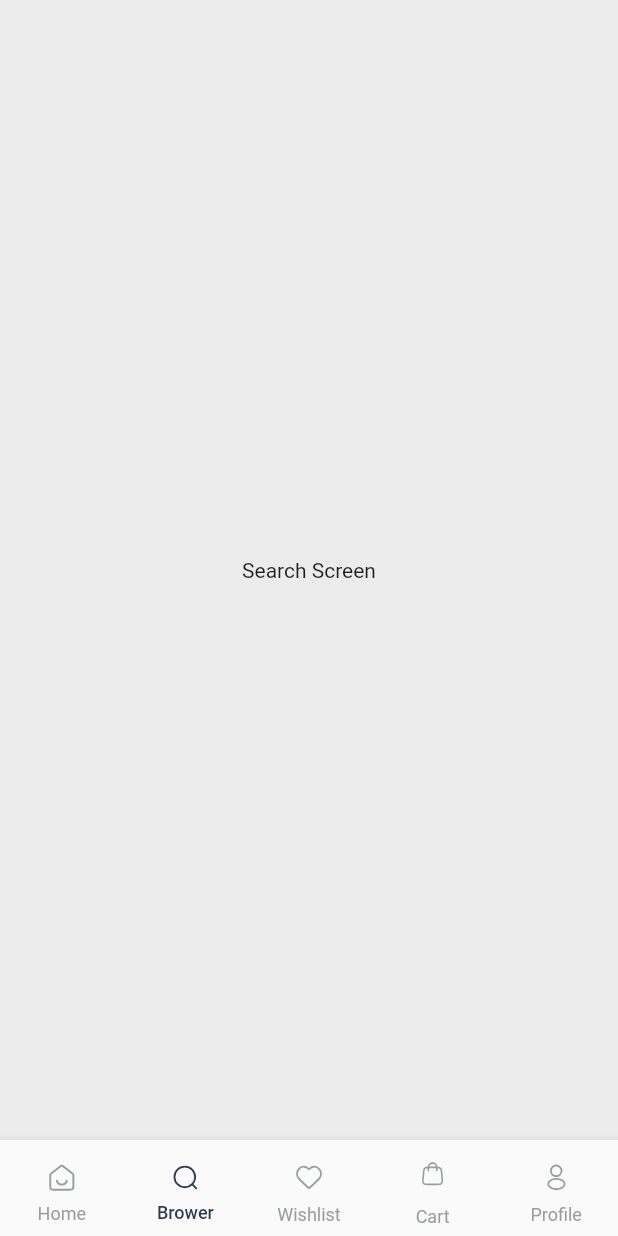
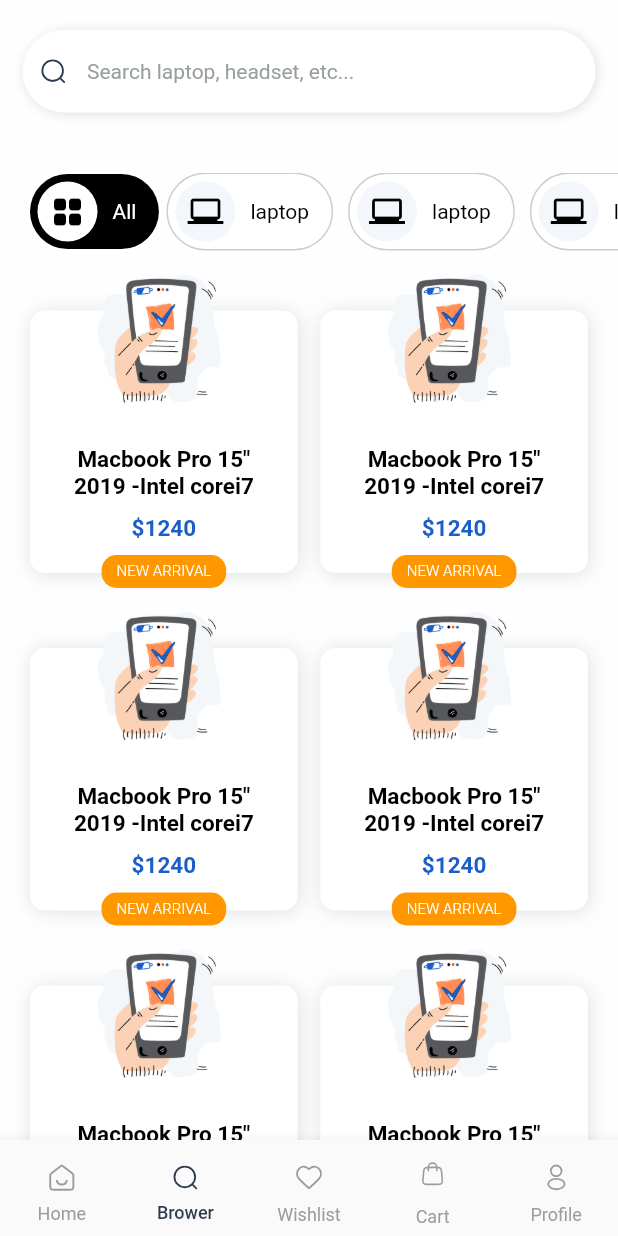
Before and after one commit to salmanlodhi0332/zalada, a Flutter app: the screen it shows after launch, item 2 of the bottom bar chosen, on a phone screen of 412 x 824 dp. Run offline on Flutter 3.47's test engine with Material 2 defaults, Android fonts, the phone set to English and light mode, and no system bars; our stand-ins replace flutter_screenutil, flutter_svg, get, hexcolor, page_transition, velocity_x.

Commit message:
search screens

```diff
--- /dev/null
+++ b/zalada_app/lib/custom/search_bar.dart
@@ -0,0 +1,56 @@
+import 'package:flutter/cupertino.dart';
+import 'package:flutter/material.dart';
+import 'package:flutter_svg/svg.dart';
+import 'package:get/get.dart';
+import 'package:velocity_x/velocity_x.dart';
+
+class search_bar_widget extends StatelessWidget {
+  final Function()? onTap;
+   search_bar_widget({ this.onTap});
+
+  @override
+  Widget build(BuildContext context) {
+    final size = MediaQuery.of(context).size;
+    return InkWell(
+      onTap: onTap,
+      child: Container(
+        height: 55,
+        width: size.width,
+        margin: EdgeInsets.only(left: 15, right: 15),
+        padding: EdgeInsets.symmetric(horizontal: 12, vertical: 6),
+        decoration: BoxDecoration(
+            boxShadow: [
+              BoxShadow(
+                color: Color.fromARGB(237, 101, 101, 101).withOpacity(0.20),
+                blurRadius: 6.0, // soften the shadow
+                spreadRadius: 0.0, //extend the shadow
+                offset: Offset(
+                  1.0, // Move to right 10  horizontally
+                  1.0, // Move to bottom 10 Vertically
+                ),
+              )
+            ],
+            color: Theme.of(context).cardColor,
+            // border: Border.all(
+            //   color: ,
+            // ),
+            borderRadius: BorderRadius.circular(30)),
+        child: Row(
+          mainAxisAlignment: MainAxisAlignment.start,
+          children: [
+            SvgPicture.asset(
+              "assets/svg/brower.svg",
+              height: 17,
+              width: 17,
+            ).pOnly(right: 14),
+            Text(
+              "search_product".tr,
+              style: TextStyle(
+                  color: Theme.of(context).disabledColor, fontSize: 14),
+            )
+          ],
+        ),
+      ),
+    );
+  }
+}
--- /dev/null
+++ b/zalada_app/lib/custom/search_screen_widgets/categories_btn.dart
@@ -0,0 +1,49 @@
+import 'package:flutter/cupertino.dart';
+import 'package:flutter/material.dart';
+import 'package:get/get.dart';
+import 'package:velocity_x/velocity_x.dart';
+import 'package:flutter_svg/svg.dart';
+
+class categories_btn extends StatefulWidget {
+  final String label;
+  final Widget? preffixIcon;
+  final bool selected;
+  const categories_btn({
+    super.key,
+    required this.label,
+    this.preffixIcon,
+    required this.selected,
+  });
+
+  @override
+  State<categories_btn> createState() => _categories_btnState();
+}
+
+class _categories_btnState extends State<categories_btn> {
+  @override
+  Widget build(BuildContext context) {
+    final size = MediaQuery.of(context).size;
+    return Container(
+      // width: size.width/6,
+      decoration: BoxDecoration(
+        color: Theme.of(context).cardColor,
+        borderRadius: BorderRadius.circular(30),
+        border: Border.all(color: Theme.of(context).hintColor.withOpacity(0.2))
+      ),
+      child: Row(
+        children: [
+          CircleAvatar(
+            backgroundColor: Theme.of(context).highlightColor,
+            child: widget.preffixIcon
+          ),
+          Text(
+            widget.label,
+            style: TextStyle(
+              color: Theme.of(context).hintColor,
+            ),
+          ).px(10)
+        ],
+      ).p(5),
+    ).px(5);
+  }
+}
--- /dev/null
+++ b/zalada_app/lib/custom/search_screen_widgets/search_grid.dart
@@ -0,0 +1,62 @@
+import 'package:flutter/material.dart';
+import 'package:get/get.dart';
+import 'package:zalada_app/custom/product_card.dart';
+import 'package:flutter_staggered_grid_view/flutter_staggered_grid_view.dart';
+
+class search_grid extends StatelessWidget {
+  const search_grid({super.key});
+
+  @override
+  Widget build(BuildContext context) {
+    // HomePage_controller homePagecontroller = Get.put(HomePage_controller());
+
+    return SingleChildScrollView(
+      scrollDirection: Axis.vertical,
+      child: Container(
+        padding: EdgeInsets.only(bottom: 15),
+        child:
+            // Obx(
+            //   // () => homePagecontroller.categoriesList.isEmpty
+            //       ?
+            //  GridView.count(
+            //     controller: new ScrollController(keepScrollOffset: false),
+            //     shrinkWrap: true,
+            //     scrollDirection: Axis.vertical,
+            //     addAutomaticKeepAlives: false,
+            //     crossAxisSpacing: 10,
+            //     mainAxisSpacing: 10,
+            //     childAspectRatio: 0.75,
+            //     primary: false,
+            //     crossAxisCount: 1,
+            //     children: [
+            //         SizedBox(
+            //           height: 50,
+            //           child: Text(
+            //             'No_Category_Added'.tr,
+            //             style: TextStyle(
+            //                 color:
+            //                     Theme.of(context).hintColor.withOpacity(0.2)),
+            //           ),
+            //         )
+            //       ])
+            // :
+            MasonryGridView.count(
+          primary: false,
+          shrinkWrap: true,
+          crossAxisCount:
+              MediaQuery.of(context).orientation == Orientation.portrait
+                  ? 2
+                  : 4,
+          padding: EdgeInsets.symmetric(vertical: 20, horizontal: 20),
+          itemCount: 10,
+          itemBuilder: (BuildContext context, int index) {
+            return Product_Card();
+          },
+          mainAxisSpacing: 50.0,
+          crossAxisSpacing: 15.0,
+        ),
+        // ),
+      ),
+    );
+  }
+}
--- a/zalada_app/lib/main.dart
+++ b/zalada_app/lib/main.dart
@@ -6,9 +6,6 @@ import 'package:zalada_app/utiles/themeData.dart';
 import 'package:zalada_app/views/splash_screen.dart';
 import 'package:zalada_app/views/bottom_bar.dart';
 import 'package:zalada_app/views/otp_screen.dart';
-
-
-
 
 void main() {
   runApp(const MyApp());
@@ -30,7 +27,7 @@ class MyApp extends StatelessWidget {
             themeMode: ThemeMode.light,
             theme: AppTheme.lightTheme,
             debugShowCheckedModeBanner: false,
-            home: Bottom_Bar(),
+            home: SafeArea(child: Bottom_Bar()),
           );
         });
   }
--- a/zalada_app/lib/utiles/multi_language.dart
+++ b/zalada_app/lib/utiles/multi_language.dart
@@ -79,7 +79,7 @@ class Multi_Language extends Translations {
           "Profile": "Profile",
           "search_product": "Search laptop, headset, etc...",
           "home_card_description": "Find best device for your setup!",
-          // "": "",
+          "all": "All",
           // "": "",
           // "": "",
           // "": "",
--- a/zalada_app/lib/utiles/themeData.dart
+++ b/zalada_app/lib/utiles/themeData.dart
@@ -32,7 +32,8 @@ class AppTheme {
 
   static ThemeData lightTheme = ThemeData(
 
-      scaffoldBackgroundColor: HexColor('#ECECEC'),//---background color
+      scaffoldBackgroundColor: HexColor('#FEFEFE'),//---background color
+
       cardColor: Color.fromRGBO(255, 255, 255, 1),//card container color
       indicatorColor: Colors.orange,//----selection color
       hintColor: Colors.black,//--text color
--- a/zalada_app/lib/views/bottom_bar.dart
+++ b/zalada_app/lib/views/bottom_bar.dart
@@ -6,7 +6,7 @@ import 'package:get/get_utils/src/extensions/internacionalization.dart';
 import 'package:zalada_app/views/profile_screen.dart';
 import 'package:zalada_app/views/wishlist_cart_screen.dart';
 
-import 'brower_screen.dart';
+import 'search_product_screen.dart';
 import 'cart_screen.dart';
 import 'home_screen.dart';
 
--- a/zalada_app/lib/views/brower_screen.dart
+++ /dev/null
@@ -1,8 +0,0 @@
-import 'package:flutter/material.dart';
-
-class SearchScreen extends StatelessWidget {
-  @override
-  Widget build(BuildContext context) {
-    return Center(child: Text('Search Screen'));
-  }
-}
--- a/zalada_app/lib/views/otp_screen.dart
+++ b/zalada_app/lib/views/otp_screen.dart
@@ -55,6 +55,7 @@ class _OTP_ScreenState extends State<OTP_Screen> {
             style: TextStyle(color: Theme.of(context).hintColor),
           ),
           leading: back_button(
+            pic: Icon(Icons.arrow_back),
             ontap: () {
               Get.back();
             },
--- /dev/null
+++ b/zalada_app/lib/views/search_product_screen.dart
@@ -0,0 +1,103 @@
+import 'package:flutter/material.dart';
+import 'package:get/get.dart';
+import 'package:velocity_x/velocity_x.dart';
+import 'package:zalada_app/custom/search_screen_widgets/search_grid.dart';
+import 'package:zalada_app/utiles/page_navigation.dart';
+import 'package:zalada_app/views/search_result_screen.dart';
+
+import '../custom/search_bar.dart';
+import '../custom/search_screen_widgets/categories_btn.dart';
+
+class SearchScreen extends StatelessWidget {
+  @override
+  Widget build(BuildContext context) {
+    final size = MediaQuery.of(context).size;
+    return Scaffold(
+      body: SingleChildScrollView(
+        physics: BouncingScrollPhysics(),
+        scrollDirection: Axis.vertical,
+        child: Column(
+          children: [
+            SizedBox(
+              height: 20,
+            ),
+            search_bar_widget(
+              onTap: () {
+                Page_Navigation.getInstance
+                    .Page_ReplaceNavigation(context, search_result_screen());
+              },
+            ),
+            SizedBox(
+              height: 20,
+            ),
+            SingleChildScrollView(
+              physics: BouncingScrollPhysics(),
+              scrollDirection: Axis.horizontal,
+              child: Row(
+                children: [
+                  Container(
+                    // width: size.width/6,
+                    decoration: BoxDecoration(
+                      color: Theme.of(context).hintColor,
+                      borderRadius: BorderRadius.circular(30),
+                    ),
+                    child: Row(
+                      children: [
+                        CircleAvatar(
+                          backgroundColor: Theme.of(context).cardColor,
+                          child: Icon(
+                            Icons.grid_view_rounded,
+                            color: Theme.of(context).hintColor,
+                          ),
+                        ),
+                        Text(
+                          'all'.tr,
+                          style: TextStyle(
+                            color: Theme.of(context).cardColor,
+                          ),
+                        ).px(10)
+                      ],
+                    ).p(5),
+                  ),
+                  categories_btn(
+                    label: 'laptop',
+                    selected: false,
+                    preffixIcon: Icon(
+                      Icons.laptop_windows_outlined,
+                      color: Theme.of(context).hintColor,
+                    ),
+                  ),
+                  categories_btn(
+                    label: 'laptop',
+                    selected: false,
+                    preffixIcon: Icon(
+                      Icons.laptop_windows_outlined,
+                      color: Theme.of(context).hintColor,
+                    ),
+                  ),
+                  categories_btn(
+                    label: 'laptop',
+                    selected: false,
+                    preffixIcon: Icon(
+                      Icons.laptop_windows_outlined,
+                      color: Theme.of(context).hintColor,
+                    ),
+                  ),
+                  categories_btn(
+                    label: 'laptop',
+                    selected: false,
+                    preffixIcon: Icon(
+                      Icons.laptop_windows_outlined,
+                      color: Theme.of(context).hintColor,
+                    ),
+                  )
+                ],
+              ).px(20),
+            ).py(20),
+            search_grid(),
+          ],
+        ),
+      ),
+    );
+  }
+}
--- a/zalada_app/pubspec.yaml
+++ b/zalada_app/pubspec.yaml
@@ -44,6 +44,7 @@ dependencies:
   # google_maps_flutter: ^2.3.1
   page_transition: ^2.0.9
   flutter_svg: ^2.0.7
+  flutter_staggered_grid_view: ^0.6.2
 
 dev_dependencies:
   flutter_test:
```
Also changed, not shown: zalada_app/lib/custom/back_button.dart (+9 -12 lines), zalada_app/lib/custom/botton_widget.dart (+11 -2 lines), zalada_app/lib/custom/filter_bar.dart (+5 -4 lines), zalada_app/lib/custom/search_screen_widgets/search_bar_textFeild.dart (added, +46 -0 lines), zalada_app/lib/views/search_result_screen.dart (added, +75 -0 lines), zalada_app/pubspec.lock.
